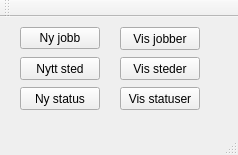
Qt form src/QT/jobber/jobber/mainwindow.ui (andersbo87/sources) before a commit.
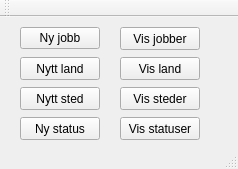
The same form after that commit.

The edit to the form file:
```diff
--- a/src/QT/jobber/jobber/mainwindow.ui
+++ b/src/QT/jobber/jobber/mainwindow.ui
@@ -7,7 +7,7 @@
     <x>0</x>
     <y>0</y>
     <width>238</width>
-    <height>155</height>
+    <height>169</height>
    </rect>
   </property>
   <property name="windowTitle">
@@ -44,7 +44,7 @@
     <property name="geometry">
      <rect>
       <x>20</x>
-      <y>40</y>
+      <y>70</y>
       <width>80</width>
       <height>23</height>
      </rect>
@@ -57,7 +57,7 @@
     <property name="geometry">
      <rect>
       <x>20</x>
-      <y>70</y>
+      <y>100</y>
       <width>80</width>
       <height>23</height>
      </rect>
@@ -70,7 +70,7 @@
     <property name="geometry">
      <rect>
       <x>120</x>
-      <y>40</y>
+      <y>70</y>
       <width>80</width>
       <height>23</height>
      </rect>
@@ -83,7 +83,7 @@
     <property name="geometry">
      <rect>
       <x>120</x>
-      <y>70</y>
+      <y>100</y>
       <width>80</width>
       <height>23</height>
      </rect>
@@ -92,6 +92,32 @@
      <string>Vis statuser</string>
     </property>
    </widget>
+   <widget class="QPushButton" name="btn_NewCountry">
+    <property name="geometry">
+     <rect>
+      <x>20</x>
+      <y>40</y>
+      <width>80</width>
+      <height>23</height>
+     </rect>
+    </property>
+    <property name="text">
+     <string>Nytt land</string>
+    </property>
+   </widget>
+   <widget class="QPushButton" name="btn_showCountries">
+    <property name="geometry">
+     <rect>
+      <x>120</x>
+      <y>40</y>
+      <width>80</width>
+      <height>23</height>
+     </rect>
+    </property>
+    <property name="text">
+     <string>Vis land</string>
+    </property>
+   </widget>
   </widget>
   <widget class="QToolBar" name="mainToolBar">
    <attribute name="toolBarArea">
```
